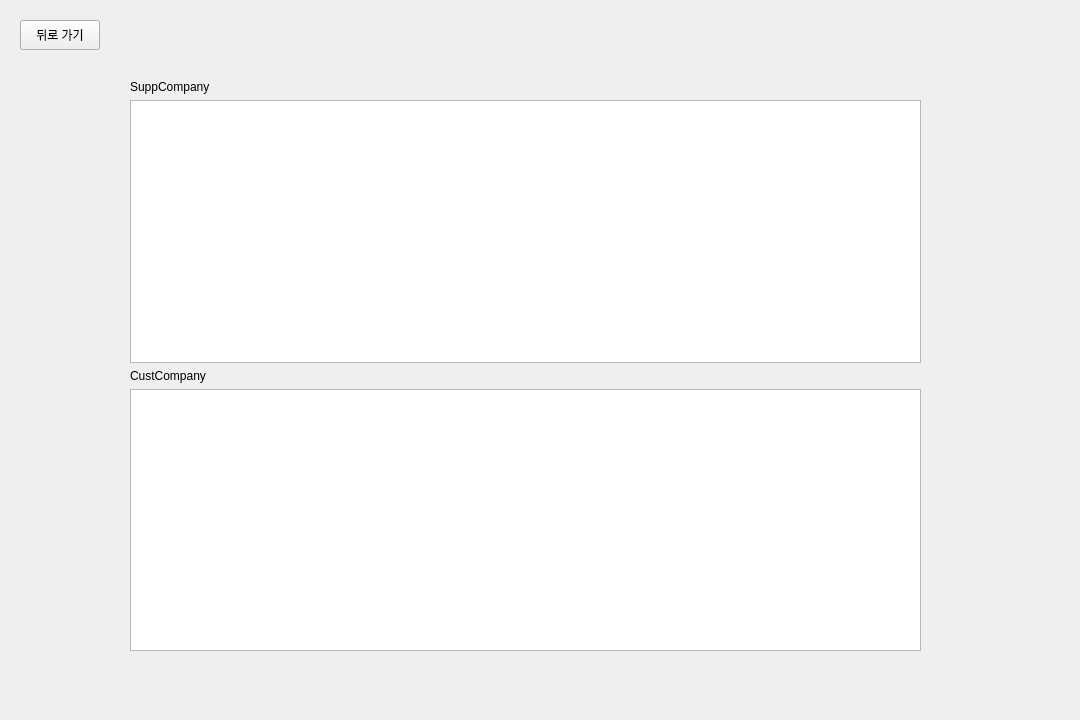
This is client/MainUI/src/views/partner_manage_widget.ui in Intel-Edge-9s/MES as Qt 5 draws it before an edit. The edited form follows.
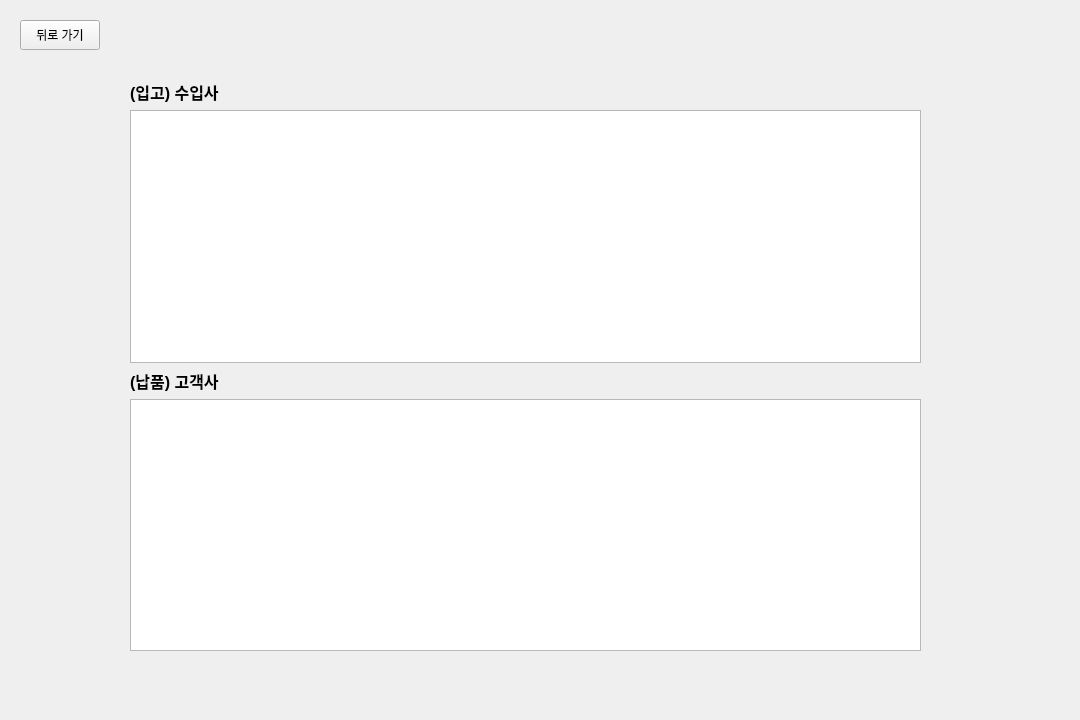
This is the edited form.

The edit to the form file:
```diff
--- a/client/MainUI/src/views/partner_manage_widget.ui
+++ b/client/MainUI/src/views/partner_manage_widget.ui
@@ -25,15 +25,27 @@
    <layout class="QGridLayout" name="gridLayout">
     <item row="0" column="0">
      <widget class="QLabel" name="Supplabel">
+      <property name="font">
+       <font>
+        <pointsize>12</pointsize>
+        <bold>true</bold>
+       </font>
+      </property>
       <property name="text">
-       <string>SuppCompany</string>
+       <string>(입고) 수입사</string>
       </property>
      </widget>
     </item>
     <item row="2" column="0">
      <widget class="QLabel" name="Custlabel">
+      <property name="font">
+       <font>
+        <pointsize>12</pointsize>
+        <bold>true</bold>
+       </font>
+      </property>
       <property name="text">
-       <string>CustCompany</string>
+       <string>(납품) 고객사</string>
       </property>
      </widget>
     </item>
```
